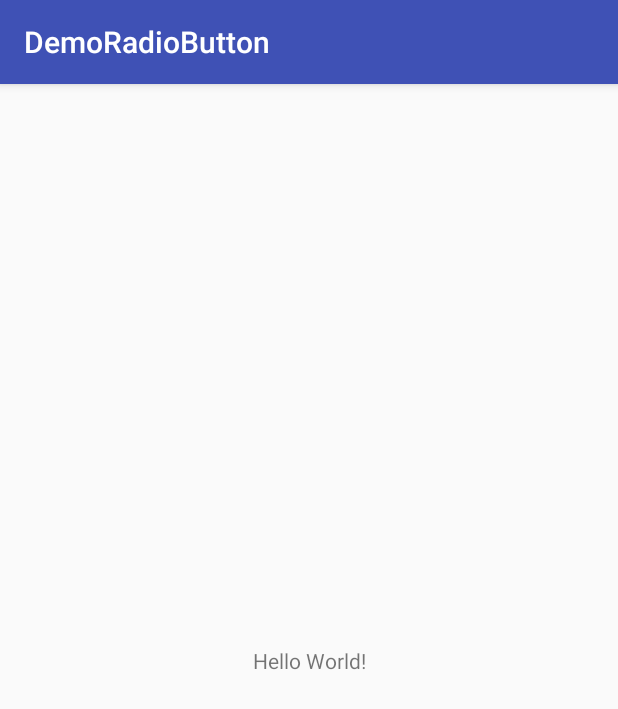
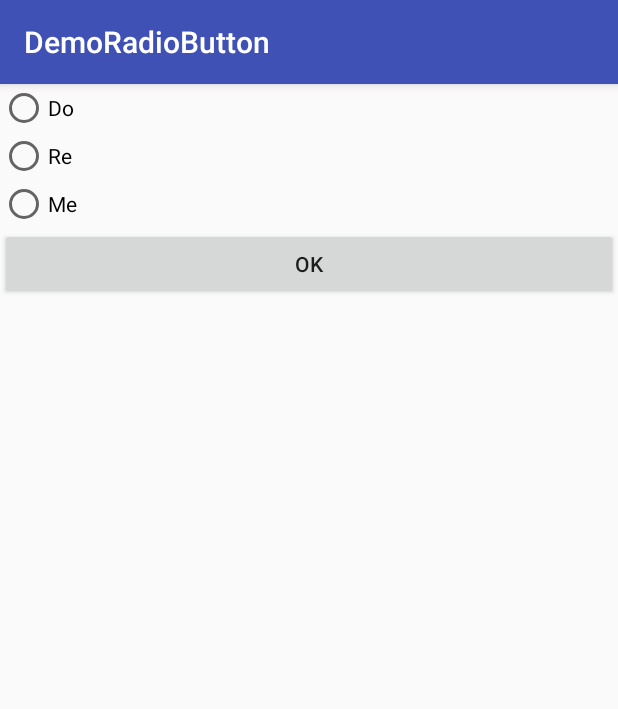
Before and after one commit to bryantan16046562/DemoRadioButton, an Android app: the screen it shows after launch (MainActivity), on a phone screen of 412 x 824 dp. Shown: the top 709 px of the screen. Run offline under Robolectric (Android 15) with nearby library versions, the phone set to English and light mode, and no system bars.

Commit message:
added radio button and toast

```diff
--- a/app/src/main/java/demoradiobutton/android/myapplicationdev/com/demoradiobutton/MainActivity.java
+++ b/app/src/main/java/demoradiobutton/android/myapplicationdev/com/demoradiobutton/MainActivity.java
@@ -2,6 +2,11 @@ package demoradiobutton.android.myapplicationdev.com.demoradiobutton;
 
 import android.support.v7.app.AppCompatActivity;
 import android.os.Bundle;
+import android.view.View;
+import android.widget.Button;
+import android.widget.RadioButton;
+import android.widget.RadioGroup;
+import android.widget.Toast;
 
 public class MainActivity extends AppCompatActivity {
 
@@ -9,5 +14,20 @@ public class MainActivity extends AppCompatActivity {
     protected void onCreate(Bundle savedInstanceState) {
         super.onCreate(savedInstanceState);
         setContentView(R.layout.activity_main);
+
+        Button btn = (Button) findViewById(R.id.button1);
+        btn.setOnClickListener(new View.OnClickListener() {
+            @Override
+            public void onClick(View v) {
+                //get radiogroup object
+                RadioGroup rg = (RadioGroup) findViewById(R.id.radiogroup1);
+                //get id of selected radio button within radiogroup
+                int selectedbtnid = rg.getCheckedRadioButtonId();
+                //get radio button object from id gotten above
+                RadioButton rb = (RadioButton) findViewById(selectedbtnid);
+                //show toast message
+                Toast.makeText(getBaseContext(), rb.getText(), Toast.LENGTH_LONG).show();
+            }
+        });
     }
 }
--- a/app/src/main/res/layout/activity_main.xml
+++ b/app/src/main/res/layout/activity_main.xml
@@ -1,18 +1,39 @@
 <?xml version="1.0" encoding="utf-8"?>
-<android.support.constraint.ConstraintLayout xmlns:android="http://schemas.android.com/apk/res/android"
+<LinearLayout xmlns:android="http://schemas.android.com/apk/res/android"
     xmlns:app="http://schemas.android.com/apk/res-auto"
     xmlns:tools="http://schemas.android.com/tools"
     android:layout_width="match_parent"
     android:layout_height="match_parent"
+    android:orientation="vertical"
     tools:context=".MainActivity">
 
-    <TextView
-        android:layout_width="wrap_content"
-        android:layout_height="wrap_content"
-        android:text="Hello World!"
-        app:layout_constraintBottom_toBottomOf="parent"
-        app:layout_constraintLeft_toLeftOf="parent"
-        app:layout_constraintRight_toRightOf="parent"
-        app:layout_constraintTop_toTopOf="parent" />
+    <RadioGroup
+        android:id="@+id/radiogroup1"
+        android:layout_width="match_parent"
+        android:layout_height="match_parent"
+        android:orientation="vertical" >
 
-</android.support.constraint.ConstraintLayout>
+        <RadioButton
+            android:id="@+id/radioButton1"
+            android:layout_width="match_parent"
+            android:layout_height="wrap_content"
+            android:text="Do" />
+        <RadioButton
+            android:id="@+id/radioButton2"
+            android:layout_width="match_parent"
+            android:layout_height="wrap_content"
+            android:text="Re" />
+        <RadioButton
+            android:id="@+id/radioButton3"
+            android:layout_width="match_parent"
+            android:layout_height="wrap_content"
+            android:text="Me" />
+
+        <Button
+            android:id="@+id/button1"
+            android:layout_width="match_parent"
+            android:layout_height="wrap_content"
+            android:text="OK" />
+
+    </RadioGroup>
+</LinearLayout>
```
